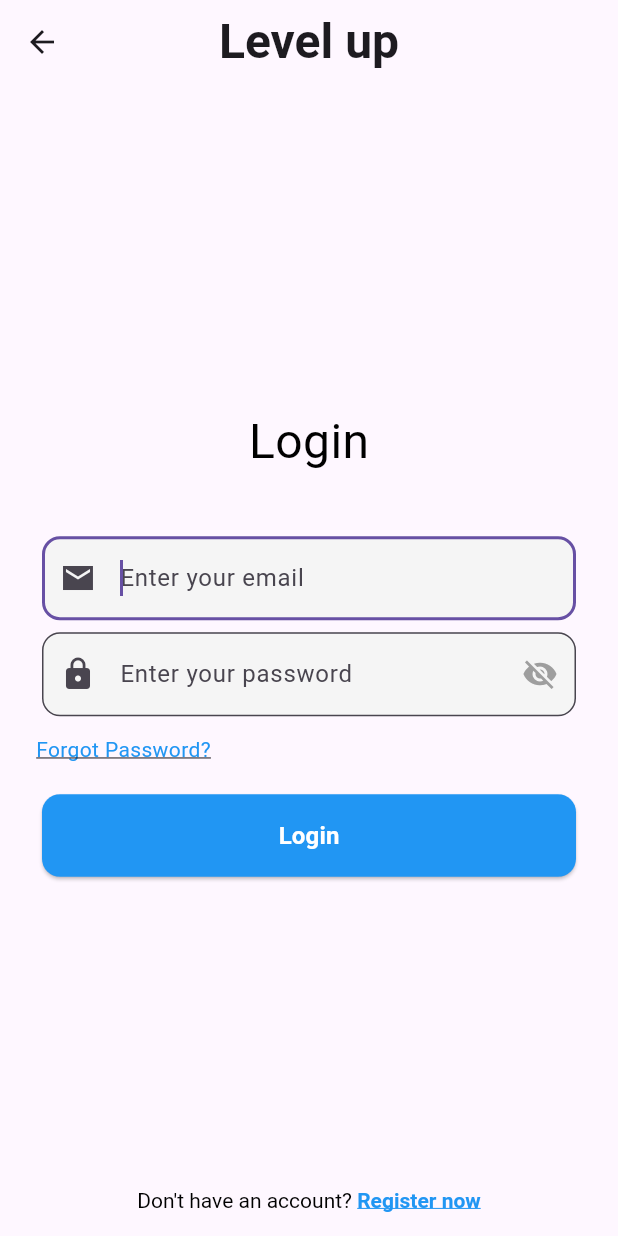
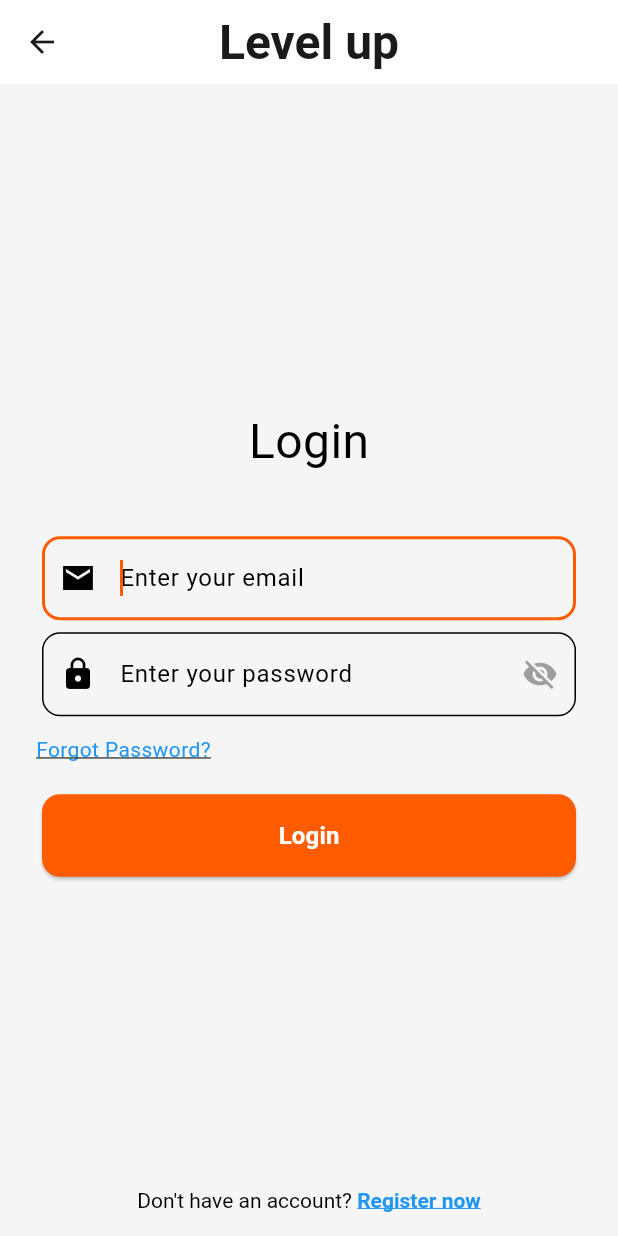
Before and after one commit to Manishshtestha/excelerate_intern_app, a Flutter app: the LoginPage screen opened by its route, on a phone screen of 412 x 824 dp. Run offline on Flutter 3.47's test engine with Material 3 defaults, Android fonts, the phone set to English and light mode, and no system bars.

Commit message:
Added the theme data in the elvebutton and the ui like the excelerate theme

```diff
--- /dev/null
+++ b/lib/Theme/app_theme.dart
@@ -0,0 +1,67 @@
+import 'package:flutter/material.dart';
+
+class AppTheme {
+  // Primary brand colors matching the Excelerate logo
+  static const Color primaryOrange = Color(0xFFFF5C00);
+  static const Color primaryBlack = Color(0xFF1A1A1A);
+  static const Color accentOrange = Color(0xFFFF7A2F);
+
+  // Supporting colors
+  static const Color backgroundColor = Color(0xFFF5F5F5);
+  static const Color cardColor = Color(0xFFFFFFFF);
+  static const Color textPrimary = Color(0xFF1A1A1A);
+  static const Color textSecondary = Color(0xFF666666);
+
+  static ThemeData lightTheme = ThemeData(
+    primaryColor: primaryOrange,
+    scaffoldBackgroundColor: backgroundColor,
+
+    colorScheme: ColorScheme.light(
+      primary: primaryOrange,
+      secondary: accentOrange,
+      surface: cardColor,
+      background: backgroundColor,
+    ),
+
+    appBarTheme: AppBarTheme(
+      backgroundColor: cardColor,
+      foregroundColor: primaryBlack,
+      elevation: 0,
+      centerTitle: true,
+      titleTextStyle: TextStyle(
+        color: primaryBlack,
+        fontSize: 20,
+        fontWeight: FontWeight.w600,
+      ),
+    ),
+
+    elevatedButtonTheme: ElevatedButtonThemeData(
+      style: ElevatedButton.styleFrom(
+        backgroundColor: primaryOrange,
+        foregroundColor: Colors.white,
+        shape: RoundedRectangleBorder(
+          borderRadius: BorderRadius.circular(12),
+        ),
+      ),
+    ),
+
+    inputDecorationTheme: InputDecorationTheme(
+      filled: true,
+      fillColor: Colors.grey[50],
+      border: OutlineInputBorder(
+        borderRadius: BorderRadius.circular(12),
+        borderSide: BorderSide(color: Colors.grey[300]!),
+      ),
+      focusedBorder: OutlineInputBorder(
+        borderRadius: BorderRadius.circular(12),
+        borderSide: BorderSide(color: primaryOrange, width: 2),
+      ),
+    ),
+
+    bottomNavigationBarTheme: BottomNavigationBarThemeData(
+      selectedItemColor: primaryOrange,
+      unselectedItemColor: Colors.grey,
+      type: BottomNavigationBarType.fixed,
+    ),
+  );
+}
--- a/lib/main.dart
+++ b/lib/main.dart
@@ -7,6 +7,8 @@ import 'package:excelerate_intern_app/pages/progress_page.dart';
 import 'package:excelerate_intern_app/pages/register.dart';
 import 'package:excelerate_intern_app/pages/splash_screen.dart';
 import 'package:flutter/material.dart';
+
+import 'Theme/app_theme.dart';
 
 // The entry point of the Flutter app
 void main() {
@@ -20,6 +22,7 @@ class MyApp extends StatelessWidget {
   @override
   Widget build(BuildContext context) {
     return MaterialApp(
+      theme: AppTheme.lightTheme, // The theme for the app,
       // The first screen shown when the app starts
       home: SplashScreen(),
 
--- a/lib/pages/CourseDetailPage.dart
+++ b/lib/pages/CourseDetailPage.dart
@@ -221,7 +221,7 @@ class _CourseDetailPageState extends State<CourseDetailPage> {
                         icon: const Icon(Icons.rate_review, size: 18),
                         label: const Text('Write Review'),
                         style: ElevatedButton.styleFrom(
-                          backgroundColor: Colors.blue,
+                          backgroundColor: Theme.of(context).primaryColor,
                           foregroundColor: Colors.white,
                           shape: RoundedRectangleBorder(
                             borderRadius: BorderRadius.circular(20),
@@ -283,7 +283,7 @@ class _CourseDetailPageState extends State<CourseDetailPage> {
             height: 50,
             child: ElevatedButton(
               style: ElevatedButton.styleFrom(
-                backgroundColor: isEnrolled ? Colors.green : Colors.blue,
+                backgroundColor: isEnrolled ? Colors.green :Theme.of(context).primaryColor,
                 shape: RoundedRectangleBorder(
                   borderRadius: BorderRadius.circular(12),
                 ),
--- a/lib/widgets/elevated_btn.dart
+++ b/lib/widgets/elevated_btn.dart
@@ -5,8 +5,8 @@ import 'package:flutter/material.dart';
 class ElevatedBtn extends StatelessWidget {
   final String text; // Text displayed on the button
   final VoidCallback onPressed; // Function executed when button is pressed
-  final Color color; // Background color of the button
-  final Color textColor; // Text color
+  final Color? color; // Background color of the button
+  final Color? textColor; // Text color
   final double borderRadius; // Rounds the button corners
   final double padding; // Vertical padding for button size
 
@@ -14,8 +14,8 @@ class ElevatedBtn extends StatelessWidget {
     super.key,
     required this.text,
     required this.onPressed,
-    this.color = Colors.blue, // Default button color
-    this.textColor = Colors.white, // Default text color
+    this.color , // Default button color
+    this.textColor , // Default text color
     this.borderRadius = 12, // Default rounded corners
     this.padding = 16, // Default padding
   });
@@ -32,8 +32,8 @@ class ElevatedBtn extends StatelessWidget {
         child: ElevatedButton(
           // Styling for the button
           style: ElevatedButton.styleFrom(
-            backgroundColor: color, // Button background color
-            foregroundColor: textColor, // Text/icon color
+            backgroundColor: color ?? Theme.of(context).primaryColor, // Button background color
+            foregroundColor: textColor ?? Colors.white,// Text/icon color
             padding: EdgeInsets.symmetric(vertical: padding), // Vertical padding
             shape: RoundedRectangleBorder(
               borderRadius: BorderRadius.circular(borderRadius), // Rounded corners
```
